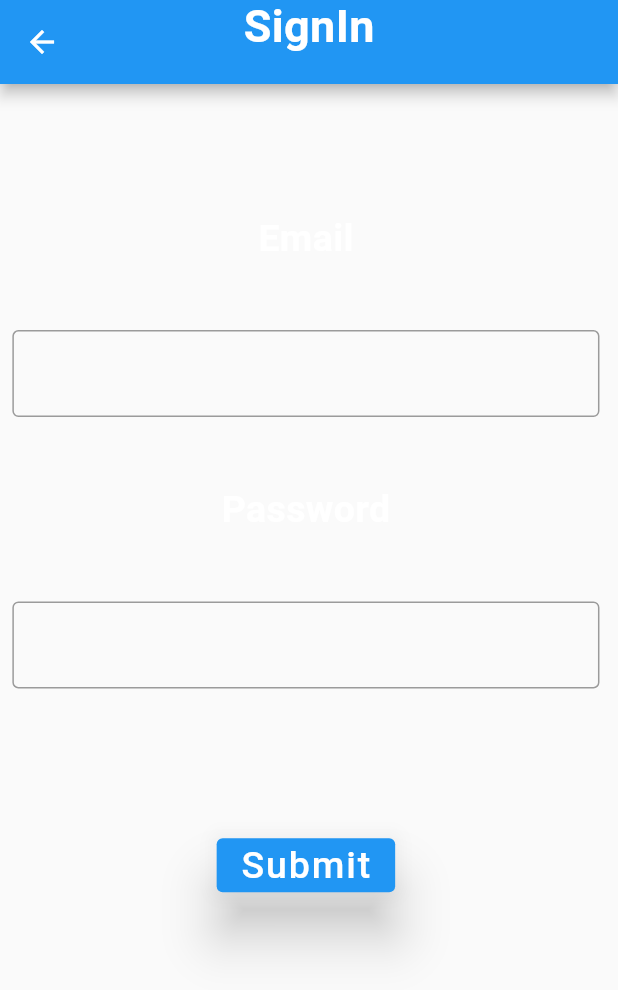
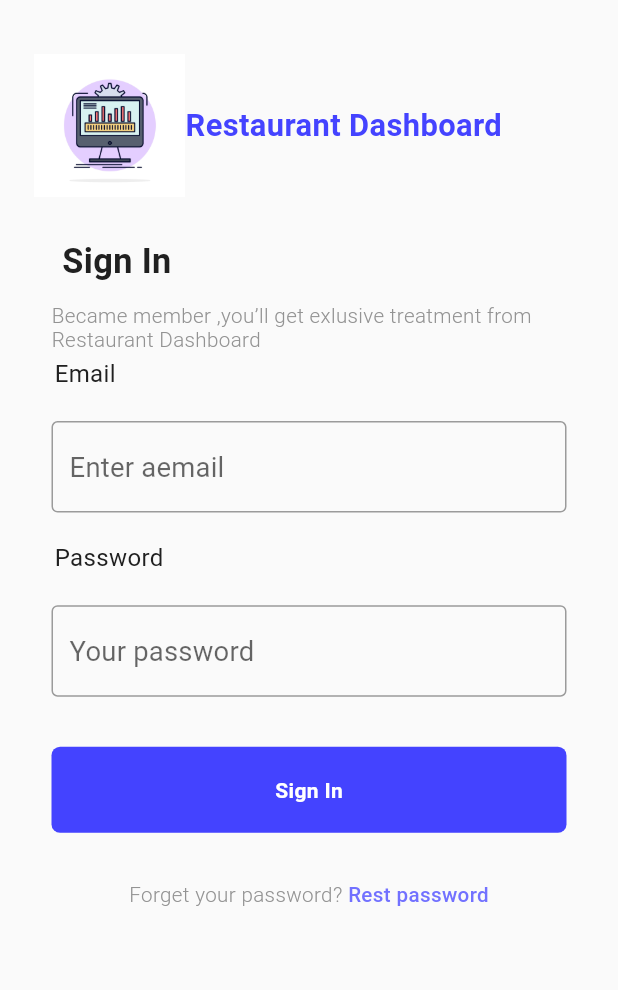
Before and after one commit to MuhanadIbrahim/food_delivery_app_restaurant, a Flutter app: the SignInScrean screen opened by its route, on a phone screen of 412 x 824 dp. Shown: the top 990 px of the screen. Run offline on Flutter 3.47's test engine with Material 2 defaults, Android fonts, the phone set to English and light mode, and no system bars; our stand-ins replace cloud_firestore, equatable, firebase_auth, firebase_core, firebase_storage, flutter_bloc and 2 more; accounts and stored records are empty; Roboto replaces fonts that are missing (Poppins).

Commit message:
add logo to the sign up and sign in and redsign the ui for the sign in screan and navigation to that screan

```diff
--- a/lib/main.dart
+++ b/lib/main.dart
@@ -22,7 +22,7 @@ class MyApp extends StatelessWidget {
   @override
   Widget build(BuildContext context) {
     return ScreenUtilInit(
-      designSize: const Size(390, 844),
+      designSize: const Size(360, 690),
       minTextAdapt: true,
       splitScreenMode: true,
       // Use builder only if you need to use library outside ScreenUtilInit context
--- a/lib/presentation/screans/sign_in_screan.dart
+++ b/lib/presentation/screans/sign_in_screan.dart
@@ -1,4 +1,5 @@
 import 'package:flutter/material.dart';
+import 'package:flutter_screenutil/flutter_screenutil.dart';
 import 'package:food_delivery_app_restaurant/constanints.dart';
 
 class SignInScrean extends StatelessWidget {
@@ -7,86 +8,168 @@ class SignInScrean extends StatelessWidget {
   @override
   Widget build(BuildContext context) {
     return Scaffold(
-      appBar: AppBar(
-        actions: const [
-          Spacer(
-            flex: 1,
-          ),
-          Text(
-            'SignIn',
-            style: TextStyle(fontWeight: FontWeight.bold, fontSize: 30),
-          ),
-          Spacer(
-            flex: 1,
-          ),
-        ],
-      ),
-      body: Form(
-        key: formKey,
+      body: SingleChildScrollView(
         child: Padding(
-          padding: EdgeInsets.only(
-            left: MediaQuery.of(context).size.width * 0.02,
-            right: MediaQuery.of(context).size.width * 0.03,
-            top: MediaQuery.of(context).size.height * 0.05,
-            bottom: MediaQuery.of(context).size.height * 0.1,
-          ),
+          padding:
+              EdgeInsets.only(left: 20.w, right: 20.w, top: 5.h, bottom: 5.h),
           child: Column(
             children: [
-              const Spacer(
-                flex: 1,
+              SizedBox(
+                height: 25.h,
               ),
-              const Text(
-                'Email',
-                style: TextStyle(fontWeight: FontWeight.bold, fontSize: 25),
+              Row(
+                children: [
+                  SizedBox(
+                    height: 80.h,
+                    width: 88.w,
+                    child: Image.asset(
+                      'assets/burble_logo.jpg',
+                      fit: BoxFit.cover,
+                    ),
+                  ),
+                  Text("Restaurant Dashboard",
+                      style: TextStyle(
+                        color: const Color(0xff4443FF),
+                        fontSize: 18.sp,
+                        fontWeight: FontWeight.w600,
+                      ))
+                ],
               ),
-              const Spacer(
-                flex: 1,
-              ),
-              TextFormField(
-                decoration: const InputDecoration(border: OutlineInputBorder()),
-                validator: (value) {
-                  if (value == null || value.isEmpty) {
-                    return "please enter your email";
-                  }
-                  return null;
-                },
-              ),
-              const Spacer(
-                flex: 1,
-              ),
-              const Text(
-                'Password',
-                style: TextStyle(fontWeight: FontWeight.bold, fontSize: 25),
-              ),
-              const Spacer(
-                flex: 1,
-              ),
-              TextFormField(
-                decoration: const InputDecoration(border: OutlineInputBorder()),
-                validator: (value) {
-                  if (value == null || value.isEmpty) {
-                    return "please enter your password";
-                  }
-                  return null;
-                },
-              ),
-              const Spacer(
-                flex: 2,
-              ),
-              ElevatedButton(
-                style:
-                    const ButtonStyle(elevation: MaterialStatePropertyAll(15)),
-                onPressed: () {
-                  if (formKey.currentState!.validate()) {
-                    Navigator.pushReplacementNamed(context, khomeScrean);
-                  } else {
-                    AutovalidateMode;
-                  }
-                },
-                child: const Text('Submit', style: TextStyle(fontSize: 25)),
-              ),
-              const Spacer(
-                flex: 3,
+              Padding(
+                padding: EdgeInsets.only(
+                    left: 10.w, right: 10.w, top: 20.h, bottom: 20.h),
+                child: Column(
+                  crossAxisAlignment: CrossAxisAlignment.start,
+                  children: [
+                    Padding(
+                      padding: EdgeInsets.only(
+                          left: 1.w, right: 5.w, top: 5.h, bottom: 12.h),
+                      child: Text(
+                        ' Sign In',
+                        style: TextStyle(
+                          color: const Color(0xFF202020),
+                          fontSize: 20.sp,
+                          fontFamily: 'Poppins',
+                          fontWeight: FontWeight.w600,
+                        ),
+                      ),
+                    ),
+                    Text(
+                      'Became member ,you’ll get exlusive treatment from Restaurant Dashboard',
+                      style: TextStyle(
+                        color: const Color(0xFF939393),
+                        fontSize: 12.sp,
+                        fontFamily: 'Poppins',
+                        fontWeight: FontWeight.w300,
+                      ),
+                    ),
+                    SizedBox(
+                      height: 15.h,
+                    ),
+                    Text(
+                      'Email ',
+                      textAlign: TextAlign.center,
+                      style: TextStyle(
+                        color: const Color(0xFF202020),
+                        fontSize: 14.sp,
+                        fontFamily: 'Poppins',
+                        fontWeight: FontWeight.w400,
+                        height: 0.12.h,
+                      ),
+                    ),
+                    SizedBox(
+                      height: 22.h,
+                    ),
+                    const TextField(
+                      decoration: InputDecoration(
+                        border: OutlineInputBorder(),
+                        hintText: 'Enter aemail',
+                      ),
+                    ),
+                    SizedBox(
+                      height: 28.h,
+                    ),
+                    Text(
+                      'Password ',
+                      textAlign: TextAlign.center,
+                      style: TextStyle(
+                        color: const Color(0xFF202020),
+                        fontSize: 14.sp,
+                        fontFamily: 'Poppins',
+                        fontWeight: FontWeight.w400,
+                        height: 0.12.h,
+                      ),
+                    ),
+                    SizedBox(
+                      height: 22.h,
+                    ),
+                    const TextField(
+                      decoration: InputDecoration(
+                        border: OutlineInputBorder(),
+                        hintText: 'Your password',
+                      ),
+                    ),
+                    SizedBox(
+                      height: 28.h,
+                    ),
+                    InkWell(
+                      onTap: () => Navigator.pushNamed(context, ksignInScrean),
+                      child: Container(
+                        decoration: BoxDecoration(
+                          borderRadius: BorderRadius.circular(5.r),
+                          color: const Color(0xff4443FF),
+                        ),
+                        width: double.infinity,
+                        height: 48.h,
+                        child: Center(
+                          child: Padding(
+                            padding: EdgeInsets.only(top: 8.h),
+                            child: Text(
+                              'Sign In',
+                              style: TextStyle(
+                                color: Colors.white,
+                                fontSize: 14,
+                                fontFamily: 'Poppins',
+                                fontWeight: FontWeight.w600,
+                                height: 0.12.h,
+                              ),
+                            ),
+                          ),
+                        ),
+                      ),
+                    ),
+                    SizedBox(
+                      height: 28.h,
+                    ),
+                    Center(
+                      child: Text.rich(
+                        TextSpan(
+                          children: [
+                            TextSpan(
+                              text: 'Forget your password?',
+                              style: TextStyle(
+                                color: const Color(0xFF939393),
+                                fontSize: 12.sp,
+                                fontFamily: 'Poppins',
+                                fontWeight: FontWeight.w300,
+                                height: 0.14,
+                              ),
+                            ),
+                            TextSpan(
+                              text: ' Rest password',
+                              style: TextStyle(
+                                color: const Color(0xFF7271FF),
+                                fontSize: 12.sp,
+                                fontFamily: 'Poppins',
+                                fontWeight: FontWeight.w500,
+                              ),
+                            ),
+                          ],
+                        ),
+                      ),
+                    ),
+                  ],
+                ),
               ),
             ],
           ),
--- a/lib/presentation/screans/sign_up_screan.dart
+++ b/lib/presentation/screans/sign_up_screan.dart
@@ -1,5 +1,6 @@
 import 'package:flutter/material.dart';
 import 'package:flutter_screenutil/flutter_screenutil.dart';
+import 'package:food_delivery_app_restaurant/constanints.dart';
 
 class SignUpScrean extends StatelessWidget {
   const SignUpScrean({super.key});
@@ -10,9 +11,30 @@ class SignUpScrean extends StatelessWidget {
       body: SingleChildScrollView(
         child: Padding(
           padding:
-              EdgeInsets.only(left: 20.w, right: 20.w, top: 60.h, bottom: 50.h),
+              EdgeInsets.only(left: 20.w, right: 20.w, top: 5.h, bottom: 5.h),
           child: Column(
             children: [
+              SizedBox(
+                height: 25.h,
+              ),
+              Row(
+                children: [
+                  SizedBox(
+                    height: 80.h,
+                    width: 88.w,
+                    child: Image.asset(
+                      'assets/burble_logo.jpg',
+                      fit: BoxFit.cover,
+                    ),
+                  ),
+                  Text("Restaurant Dashboard",
+                      style: TextStyle(
+                        color: const Color(0xff4443FF),
+                        fontSize: 18.sp,
+                        fontWeight: FontWeight.w600,
+                      ))
+                ],
+              ),
               Padding(
                 padding: EdgeInsets.only(
                     left: 10.w, right: 10.w, top: 20.h, bottom: 20.h),
@@ -33,7 +55,7 @@ class SignUpScrean extends StatelessWidget {
                       ),
                     ),
                     Text(
-                      'Became trivo member ,you’ll get exlusive treatment from trivo',
+                      'Became member ,you’ll get exlusive treatment from Restaurant Dashboard',
                       style: TextStyle(
                         color: const Color(0xFF939393),
                         fontSize: 12.sp,
@@ -42,7 +64,7 @@ class SignUpScrean extends StatelessWidget {
                       ),
                     ),
                     SizedBox(
-                      height: 28.h,
+                      height: 15.h,
                     ),
                     Text(
                       'Full Name ',
@@ -113,7 +135,9 @@ class SignUpScrean extends StatelessWidget {
                     SizedBox(
                       height: 28.h,
                     ),
-                    Container(
+                    InkWell(
+                      onTap: () => Navigator.pushNamed(context, ksignInScrean),
+                      child: Container(
                         decoration: BoxDecoration(
                           borderRadius: BorderRadius.circular(5.r),
                           color: const Color(0xff4443FF),
@@ -131,6 +155,7 @@ class SignUpScrean extends StatelessWidget {
                                 fontFamily: 'Poppins',
                                 fontWeight: FontWeight.w600,
                                 height: 0.12.h,
+                              ),
                             ),
                           ),
                         ),
--- a/pubspec.yaml
+++ b/pubspec.yaml
@@ -60,7 +60,9 @@ flutter:
   uses-material-design: true
   # To add assets to your application, add an assets section, like this:
   assets:
-    - assets/
+    - assets/dashboard_logo.jpg
+    - assets/logo.jpg
+    - assets/burble_logo.jpg
   #   - images/a_dot_ham.jpeg
   # An image asset can refer to one or more resolution-specific "variants", see
   # https://flutter.dev/assets-and-images/#resolution-aware
```
Also changed, not shown: assets/Group 1.svg (renamed from assets/images/Group 1.svg), assets/burble_logo.jpg (added), assets/dashboard_logo.jpg (added), assets/logo.jpg (renamed from assets/images/logo.jpg). Lines whose indentation alone changed are shown as unchanged.
